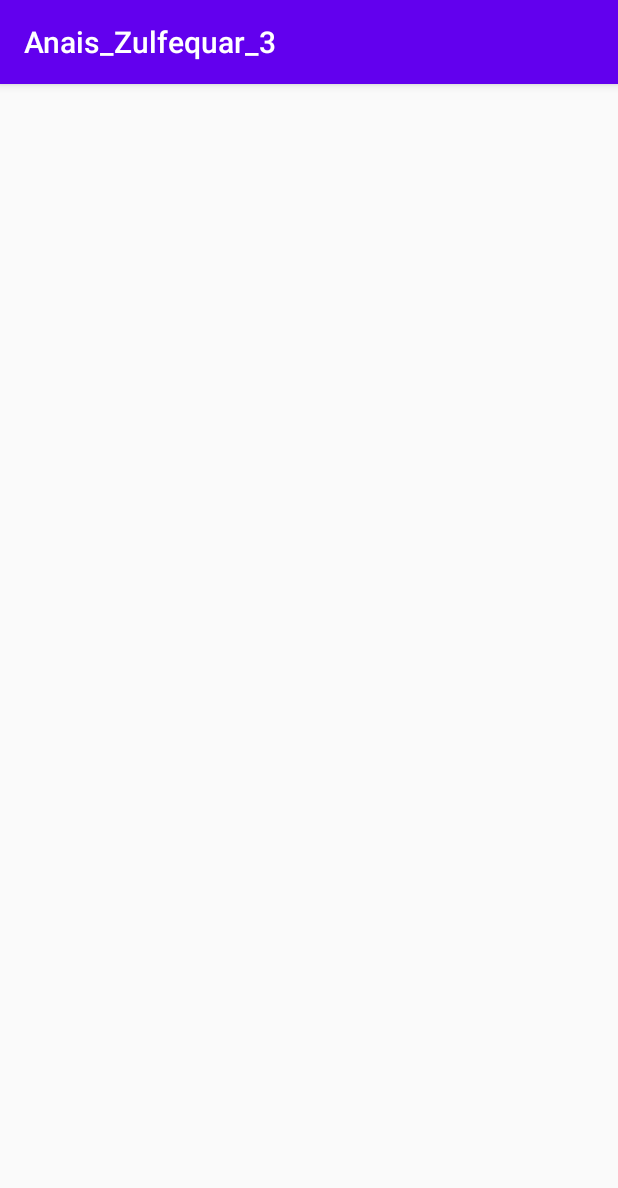
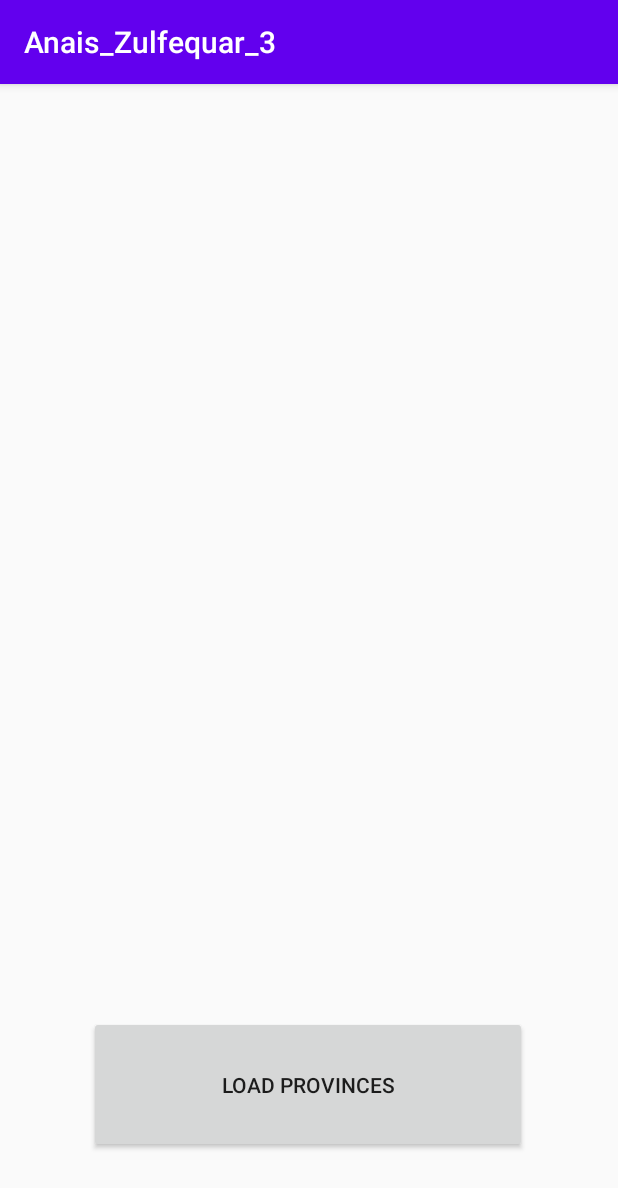
Before and after one commit to Anais-Z/CanadianProvincesApp, an Android app: the MainActivity2 screen opened directly, with no data from a screen before it, on a phone screen of 412 x 824 dp. Shown: the top 1188 px of the screen. Run offline under Robolectric (Android 15) with nearby library versions, the phone set to English and light mode, and no system bars.

```diff
--- a/app/src/main/java/com/example/anais_zulfequar_3/MainActivity.kt
+++ b/app/src/main/java/com/example/anais_zulfequar_3/MainActivity.kt
@@ -30,7 +30,8 @@
     }
 
     fun goToPage2(){
-      //  val intent = Intent(this, se)
+       val intent = Intent(this, MainActivity2::class.java)
+        startActivity(intent)
     }
 
 }
--- /dev/null
+++ b/app/src/main/java/com/example/anais_zulfequar_3/MyAdaptor.kt
@@ -0,0 +1,4 @@
+package com.example.anais_zulfequar_3
+
+class MyAdaptor {
+}
--- /dev/null
+++ b/app/src/main/java/com/example/anais_zulfequar_3/Province.kt
@@ -0,0 +1,4 @@
+package com.example.anais_zulfequar_3
+
+class Province {
+}
--- a/app/src/main/res/layout/activity_main2.xml
+++ b/app/src/main/res/layout/activity_main2.xml
@@ -6,4 +6,25 @@
     android:layout_height="match_parent"
     tools:context=".MainActivity2">
 
+    <Button
+        android:id="@+id/button2"
+        android:layout_width="292dp"
+        android:layout_height="91dp"
+        android:text="Load Provinces"
+        app:layout_constraintBottom_toBottomOf="parent"
+        app:layout_constraintEnd_toEndOf="parent"
+        app:layout_constraintHorizontal_bias="0.495"
+        app:layout_constraintStart_toStartOf="parent"
+        app:layout_constraintTop_toTopOf="parent"
+        app:layout_constraintVertical_bias="0.918" />
+
+    <ListView
+        android:layout_width="407dp"
+        android:layout_height="573dp"
+        app:layout_constraintBottom_toBottomOf="parent"
+        app:layout_constraintEnd_toEndOf="parent"
+        app:layout_constraintHorizontal_bias="0.492"
+        app:layout_constraintStart_toStartOf="parent"
+        app:layout_constraintTop_toTopOf="parent"
+        app:layout_constraintVertical_bias="0.0" />
 </androidx.constraintlayout.widget.ConstraintLayout>
```
